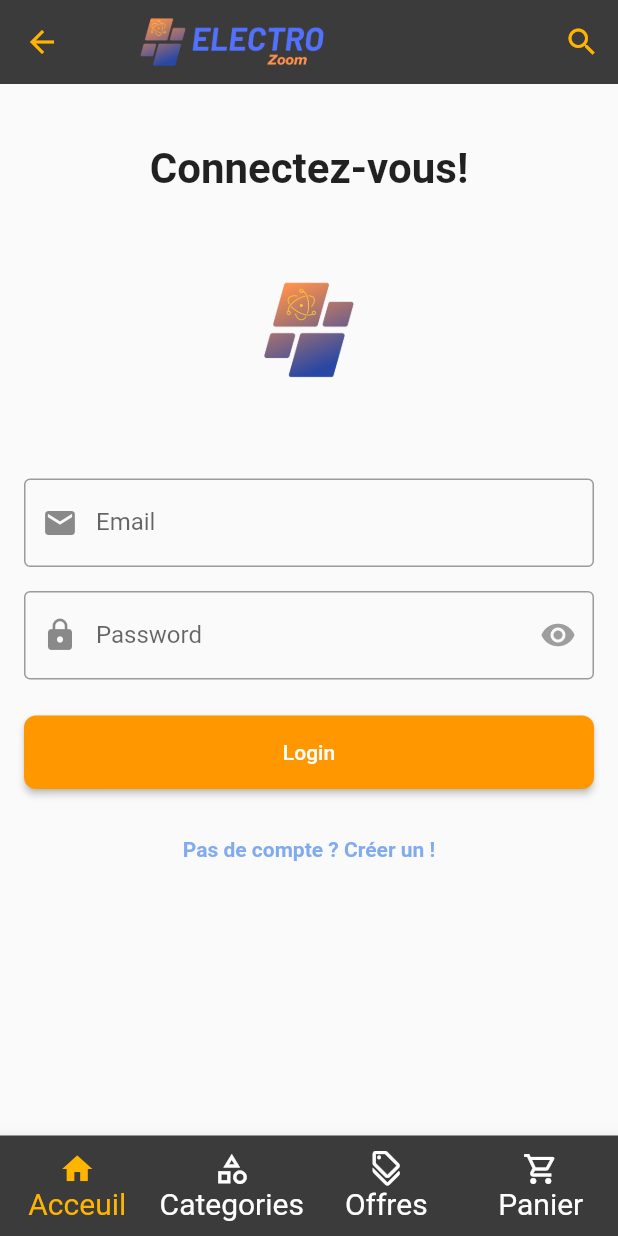
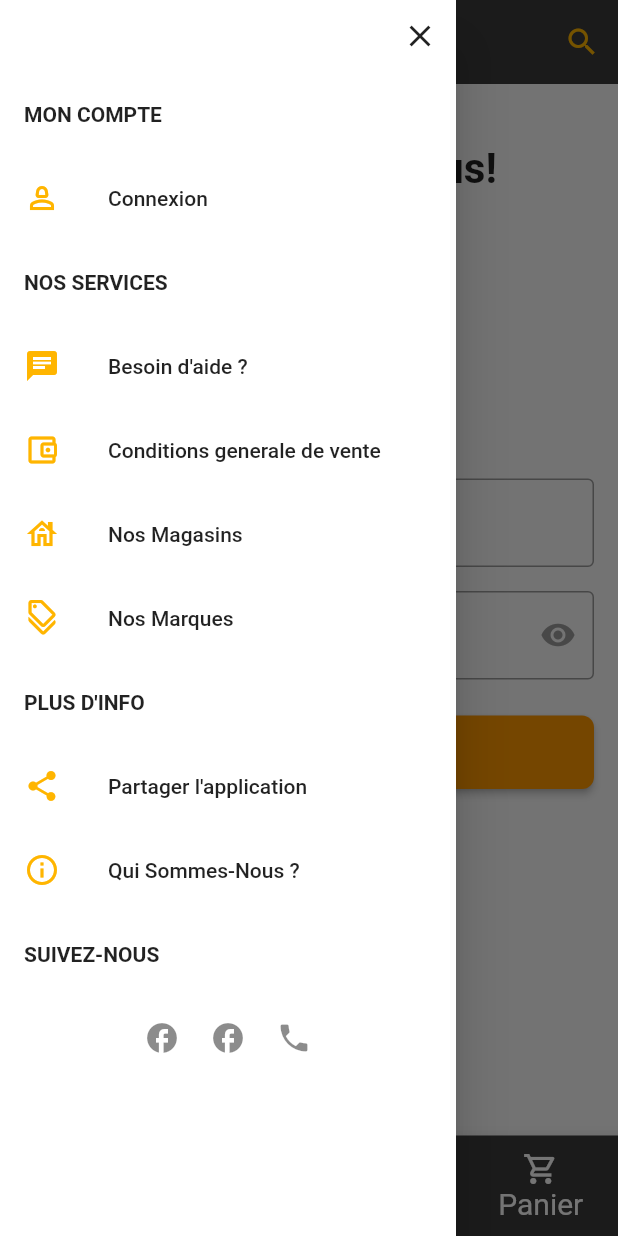
Before and after one commit to NihalBenarbiya/Flutter_Ecommerce, a Flutter app: the LoginPage screen opened directly, with the side drawer open (before the commit the screen has no drawer), on a phone screen of 412 x 824 dp. Run offline on Flutter 3.47's test engine with Material 2 defaults, Android fonts, the phone set to English and light mode, and no system bars; our stand-ins replace carousel_slider, dots_indicator.

Commit message:
modification sur la page login_page.dart

```diff
--- a/lib/common_widgets.dart
+++ b/lib/common_widgets.dart
@@ -8,7 +8,7 @@ class CommonAppBar extends StatelessWidget implements PreferredSizeWidget {
       backgroundColor: const Color.fromRGBO(59, 59, 59, 1),
       title: Image.asset(
         'assets/images/ELECTRO.png',
-        height: 160, // Ajustez la hauteur selon vos besoins
+        height: 160,
       ),
       actions: <Widget>[
         IconButton(
--- a/lib/login_page.dart
+++ b/lib/login_page.dart
@@ -1,33 +1,53 @@
 import 'package:flutter/material.dart';
 import 'common_widgets.dart';
+import 'main.dart';
 
 class LoginPage extends StatelessWidget {
   @override
   Widget build(BuildContext context) {
     return Scaffold(
       appBar: CommonAppBar(),
+      drawer: _buildDrawer(context),
       body: SingleChildScrollView(
         padding: const EdgeInsets.all(16.0),
         child: Column(
           crossAxisAlignment: CrossAxisAlignment.stretch,
           children: [
             SizedBox(height: 24),
-            Center(
-              child: Column(
+            Row(
               children: [
-                  Text(
+                GestureDetector(
+                  onTap: () {
+                    Navigator.push(
+                      context,
+                      MaterialPageRoute(builder: (context) => HomePage()),
+                    );
+                  },
+                  child: Icon(
+                    Icons.arrow_back,
+                    color: Colors.black, // Arrow icon color
+                    size: 28,
+                  ),
+                ),
+                SizedBox(width: 10),
+                Expanded(
+                  child: Center(
+                    child: Text(
                       'Connectez-vous!',
                       style: TextStyle(
                         fontSize: 28,
                         fontWeight: FontWeight.bold,
                       ),
                     ),
+                  ),
+                ),
+              ],
+            ),
             SizedBox(height: 16),
-                  Image.asset(
+            Center(
+              child: Image.asset(
                 'assets/images/logo.png',
                 height: 150,
-                  ),
-                ],
               ),
             ),
             SizedBox(height: 24),
@@ -40,6 +60,141 @@ class LoginPage extends StatelessWidget {
         onTap: (index) {
           // Handle bottom navigation tap if needed
         },
+      ),
+    );
+  }
+
+  Drawer _buildDrawer(BuildContext context) {
+    return Drawer(
+      backgroundColor: const Color.fromRGBO(255, 255, 255, 1),
+      child: ListView(
+        children: <Widget>[
+          Row(
+            mainAxisAlignment: MainAxisAlignment.end,
+            children: [
+              IconButton(
+                icon: Icon(Icons.close),
+                onPressed: () {
+                  Navigator.pop(context);
+                },
+              ),
+            ],
+          ),
+          const ListTile(
+            title: Text(
+              'MON COMPTE',
+              style: TextStyle(
+                fontWeight: FontWeight.bold,
+              ),
+            ),
+          ),
+          ListTile(
+            leading: const Icon(Icons.person_2_outlined,
+                color: Color.fromRGBO(255, 181, 0, 1)),
+            title: Text('Connexion'),
+            onTap: () {
+              Navigator.pop(context);
+              //_openLoginPage(context);
+            },
+          ),
+          const ListTile(
+            title: Text(
+              'NOS SERVICES',
+              style: TextStyle(
+                fontWeight: FontWeight.bold,
+              ),
+            ),
+          ),
+          ListTile(
+            leading: Icon(Icons.chat, color: Color.fromRGBO(255, 181, 0, 1)),
+            title: Text('Besoin d\'aide ?'),
+            onTap: () {
+              // Action for Service 1
+            },
+          ),
+          ListTile(
+            leading: Icon(Icons.account_balance_wallet_outlined,
+                color: Color.fromRGBO(255, 181, 0, 1)),
+            title: Text('Conditions generale de vente'),
+            onTap: () {
+              // Action for Service 2
+            },
+          ),
+          ListTile(
+            leading: Icon(Icons.house_outlined,
+                color: Color.fromRGBO(255, 181, 0, 1)),
+            title: Text('Nos Magasins'),
+            onTap: () {
+              // Action for Service 2
+            },
+          ),
+          ListTile(
+            leading: Icon(Icons.discount_outlined,
+                color: Color.fromRGBO(255, 181, 0, 1)),
+            title: Text('Nos Marques'),
+            onTap: () {
+              // Action for Service 2
+            },
+          ),
+          ListTile(
+            title: Text(
+              'PLUS D\'INFO',
+              style: TextStyle(
+                fontWeight: FontWeight.bold,
+              ),
+            ),
+          ),
+          ListTile(
+            leading: Icon(Icons.share, color: Color.fromRGBO(255, 181, 0, 1)),
+            title: Text('Partager l\'application'),
+            onTap: () {
+              // Action for Info 1
+            },
+          ),
+          ListTile(
+            leading:
+                Icon(Icons.info_outline, color: Color.fromRGBO(255, 181, 0, 1)),
+            title: Text('Qui Sommes-Nous ?'),
+            onTap: () {
+              // Action for Info 2
+            },
+          ),
+          ListTile(
+            title: Text(
+              'SUIVEZ-NOUS',
+              style: TextStyle(
+                fontWeight: FontWeight.bold,
+              ),
+            ),
+          ),
+          ListTile(
+            title: Row(
+              mainAxisAlignment: MainAxisAlignment.center,
+              children: <Widget>[
+                GestureDetector(
+                  onTap: () {
+                    // Action for Facebook
+                  },
+                  child: Icon(Icons.facebook),
+                ),
+                SizedBox(width: 20),
+                GestureDetector(
+                  onTap: () {
+                    // Action for Instagram
+                  },
+                  child: Icon(Icons.facebook),
+                ),
+                SizedBox(width: 20),
+                GestureDetector(
+                  onTap: () {
+                    // Action for Téléphone
+                  },
+                  child: Icon(Icons.phone),
+                ),
+              ],
+            ),
+          ),
+        ],
       ),
     );
   }
@@ -145,11 +300,10 @@ class _LoginFormState extends State<LoginForm> {
               "Pas de compte ? Créer un !",
               style: TextStyle(
                 fontWeight: FontWeight.bold,
-                color:Color.fromRGBO(111, 159, 236, 0.8666666666666667),
+                color: Color.fromRGBO(111, 159, 236, 0.8666666666666667),
               ),
             ),
           ),
-
         ],
       ),
     );
--- a/lib/main.dart
+++ b/lib/main.dart
@@ -50,6 +50,7 @@ class _HomePageState extends State<HomePage> {
     Navigator.pop(context); // Close the drawer
     Navigator.push(context, MaterialPageRoute(builder: (context) => LoginPage()));
   }
+
 
 
   @override
```
Lines whose indentation alone changed are shown as unchanged.
